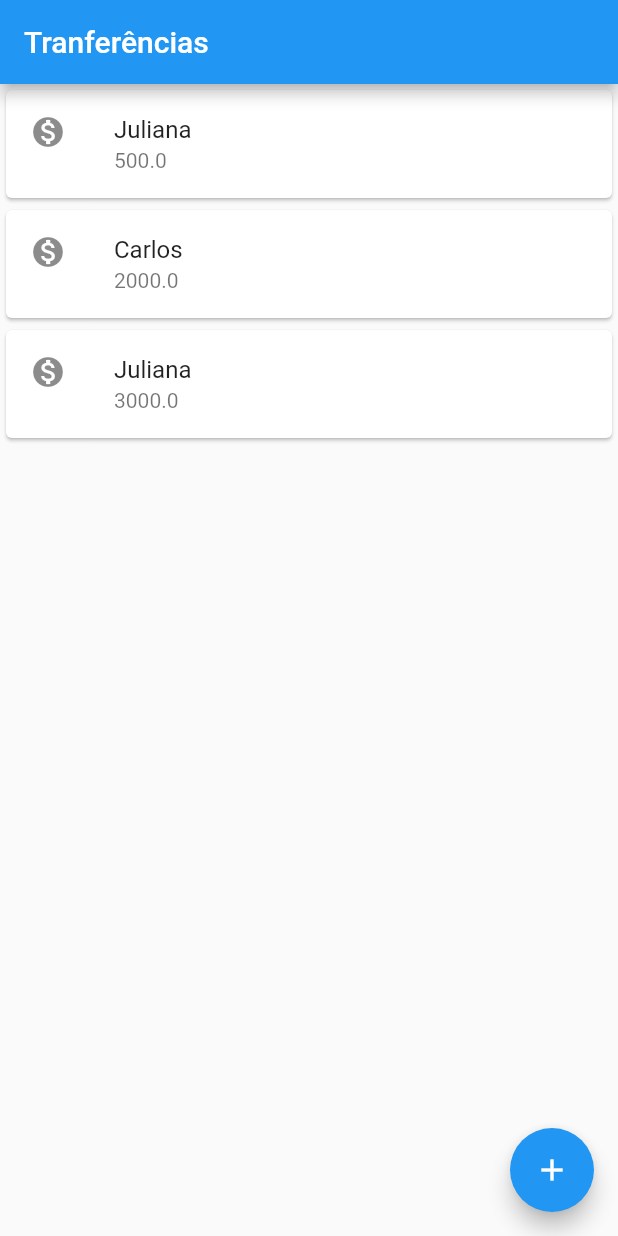
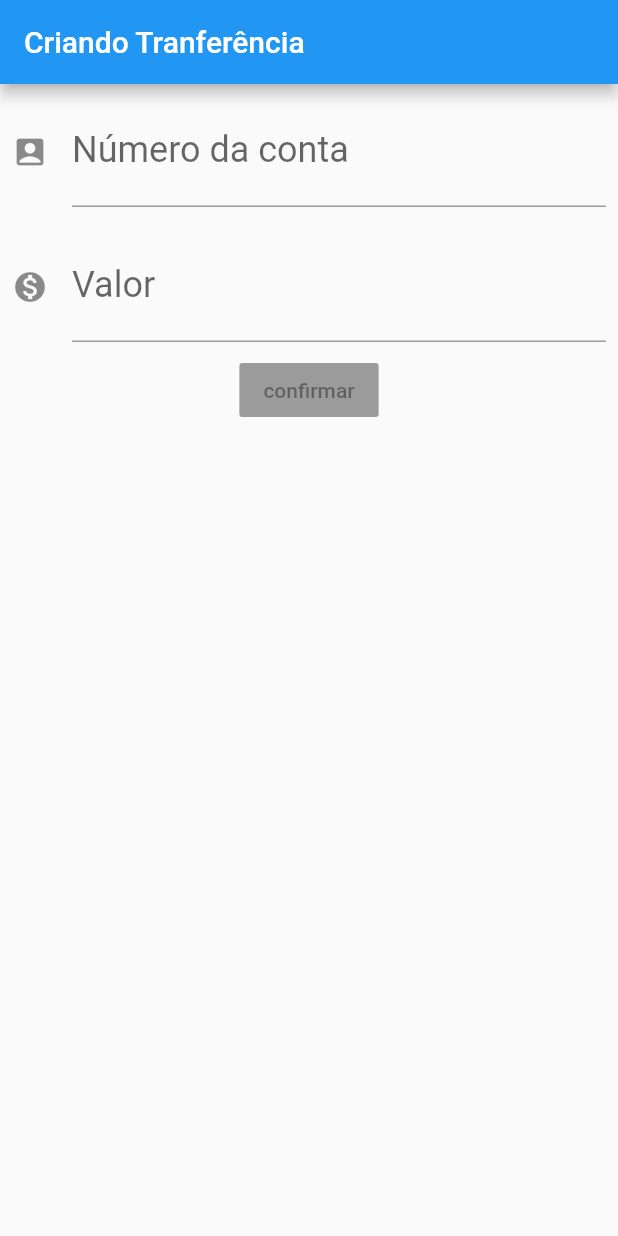
Before and after one commit to jomaskill/App-de-Tranferencias, a Flutter app: the screen it shows after launch, on a phone screen of 412 x 824 dp. Run offline on Flutter 3.47's test engine with Material 2 defaults, Android fonts, the phone set to English and light mode, and no system bars; statements that could not run were skipped.

Commit message:
Criando formulário de tranferencias

```diff
--- a/lib/main.dart
+++ b/lib/main.dart
@@ -1,28 +1,79 @@
 import 'package:flutter/material.dart';
 
 void main() => runApp(
-   MaterialApp(
+  BytebankApp()
+);
+
+class BytebankApp extends StatelessWidget {
+
+  @override
+  Widget build(BuildContext context) {
+    return MaterialApp(
       home: Scaffold(
-       body: ListaTranferencias(),
-       appBar: AppBar(title: Text('Tranferências'),),
-       floatingActionButton: FloatingActionButton(
-           child: Icon(Icons.add),
+        body: FormularioTransferencia(),
+      ),
+    );
+  }
+}
+
+class FormularioTransferencia extends StatelessWidget{
+
+  @override
+  Widget build(BuildContext context) {
+    return Scaffold(
+      appBar: AppBar(title: Text("Criando Tranferência"),),
+      body: Column(
+        children: <Widget>[
+          Padding(
+            padding: const EdgeInsets.all(8.0),
+            child: TextField(
+              style: TextStyle(fontSize: 24.0,),
+              decoration: InputDecoration(
+                icon: Icon(Icons.account_box),
+                labelText: 'Número da conta',
+                hintText: 'XXXX-X',
+              ),
+              keyboardType: TextInputType.number,
             ),
           ),
-   )
+          Padding(
+            padding: const EdgeInsets.all(8.0),
+            child: TextField(
+              style: TextStyle(fontSize: 24.0,),
+              decoration: InputDecoration(
+                icon: Icon(Icons.monetization_on),
+                labelText: 'Valor',
+                hintText: 'R\$00,00',
+              ),
+              keyboardType: TextInputType.number,
+            ),
+          ),
+          RaisedButton(
+            child: Text("confirmar"),
+            onPressed: ,
+          ),
+        ],
+      ),
     );
-
+  }
+}
 
 class ListaTranferencias extends StatelessWidget {
 
   @override
   Widget build(BuildContext context) {
-    return Column(
+    return Scaffold(
+      appBar: AppBar(title: Text('Tranferências'),),
+      body: Column(
           children: <Widget>[
             ItemTranferencia(Transferencia(500.00, 'Juliana')),
-          ItemTranferencia(Transferencia(2000.00, 'Carlos')),
+            ItemTranferencia(Transferencia(10000.00, 'Carlos')),
             ItemTranferencia(Transferencia(3000.00, 'Juliana')),
           ]
+      ),
+      floatingActionButton: FloatingActionButton(
+        child: Icon(Icons.add),
+      ),
     );
   }
 }
```
Lines whose indentation alone changed are shown as unchanged.
